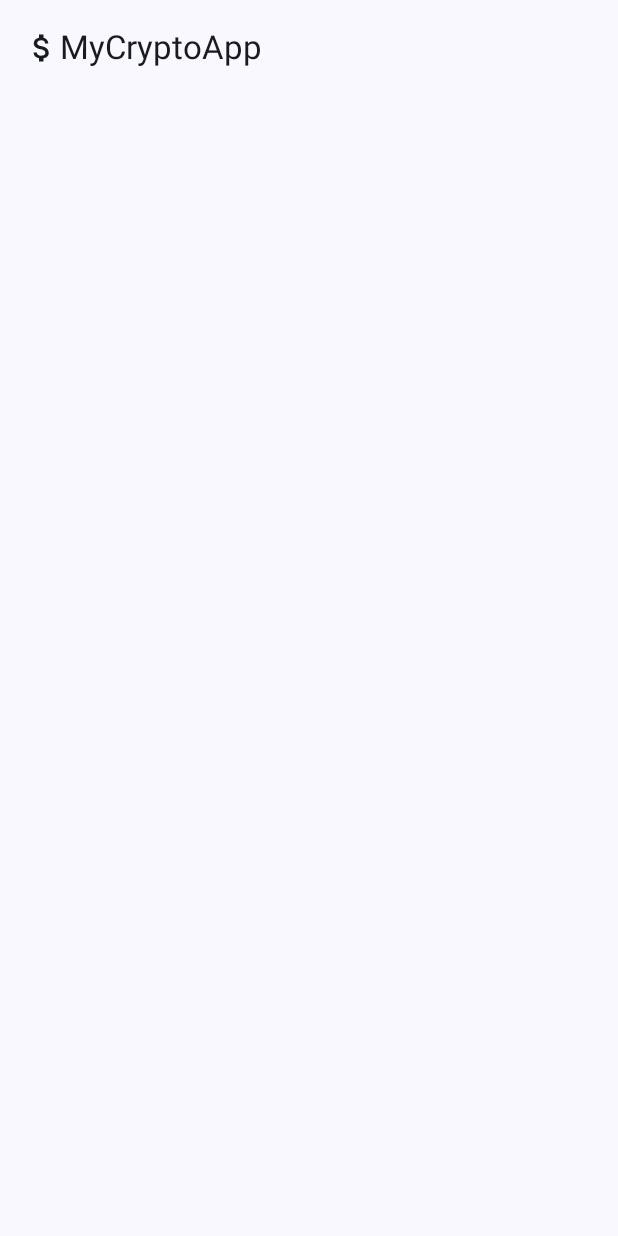
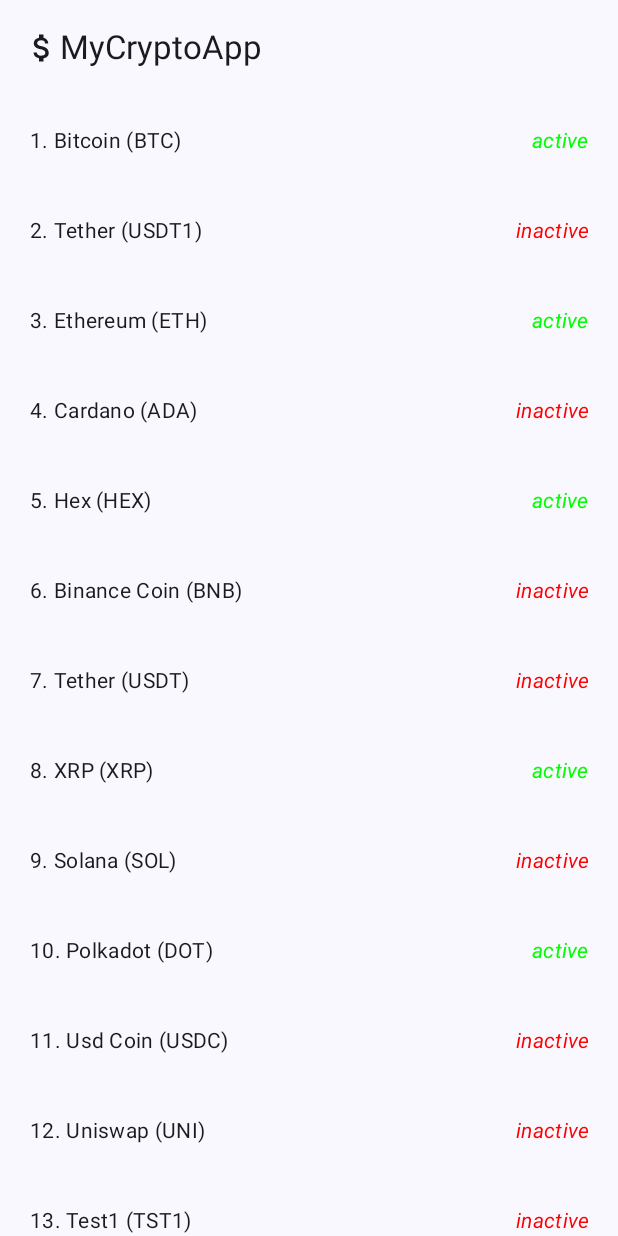
Before and after one commit to Foivos-Stamopoulos/MyCryptoApp, an Android app built with Jetpack Compose: the screen it shows after launch (MainActivity), on a phone screen of 412 x 824 dp. Before the commit the screen is almost empty. Run offline under Robolectric (Android 15) with nearby library versions, the phone set to English and light mode, and no system bars; our stand-ins replace Dagger/Hilt's generated code, Timber.

Commit message:
Complete CoinListScreen UI

```diff
--- a/app/build.gradle.kts
+++ b/app/build.gradle.kts
@@ -86,7 +86,6 @@ dependencies {
     implementation(libs.androidx.lifecycle.viewmodel.compose)
     implementation(libs.androidx.lifecycle.runtime.compose)
     implementation(libs.androidx.hilt.navigation.compose)
-    //implementation(libs.androidx.hilt.lifecycle.viewmodel)
 
 
     testImplementation(libs.junit)
--- a/app/src/main/java/com/foivos/mycryptoapp/MainActivity.kt
+++ b/app/src/main/java/com/foivos/mycryptoapp/MainActivity.kt
@@ -5,14 +5,9 @@ import androidx.activity.ComponentActivity
 import androidx.activity.compose.setContent
 import androidx.activity.enableEdgeToEdge
 import androidx.compose.foundation.layout.fillMaxSize
-import androidx.compose.foundation.layout.padding
 import androidx.compose.material3.MaterialTheme
-import androidx.compose.material3.Scaffold
 import androidx.compose.material3.Surface
-import androidx.compose.material3.Text
-import androidx.compose.runtime.Composable
 import androidx.compose.ui.Modifier
-import androidx.compose.ui.tooling.preview.Preview
 import androidx.navigation.compose.rememberNavController
 import com.foivos.mycryptoapp.presentation.ui.theme.MyCryptoAppTheme
 import dagger.hilt.android.AndroidEntryPoint
@@ -37,19 +32,3 @@ class MainActivity : ComponentActivity() {
         }
     }
 }
-
-@Composable
-fun Greeting(name: String, modifier: Modifier = Modifier) {
-    Text(
-        text = "Hello $name!",
-        modifier = modifier
-    )
-}
-
-@Preview(showBackground = true)
-@Composable
-fun GreetingPreview() {
-    MyCryptoAppTheme {
-        Greeting("Android")
-    }
-}
--- /dev/null
+++ b/app/src/main/java/com/foivos/mycryptoapp/data/di/CoinRepositoryModule.kt
@@ -0,0 +1,32 @@
+package com.foivos.mycryptoapp.data.di
+
+import com.foivos.mycryptoapp.data.remote.CoinPaprikaApi
+import com.foivos.mycryptoapp.data.remote.RetrofitRemoteCoinDataSource
+import com.foivos.mycryptoapp.data.repository.CoinRepositoryImpl
+import com.foivos.mycryptoapp.domain.data_source.LocalCoinDataSource
+import com.foivos.mycryptoapp.domain.data_source.RemoteCoinDataSource
+import com.foivos.mycryptoapp.domain.repository.CoinRepository
+import dagger.Module
+import dagger.Provides
+import dagger.hilt.InstallIn
+import dagger.hilt.components.SingletonComponent
+
+@Module
+@InstallIn(SingletonComponent::class)
+class CoinRepositoryModule {
+
+    @Provides
+    fun provideRemoteCoinDataSource(
+        api: CoinPaprikaApi
+    ): RemoteCoinDataSource {
+        return RetrofitRemoteCoinDataSource(api)
+    }
+
+    @Provides
+    fun provideCoinRepository(
+        remoteCoinDataSource: RemoteCoinDataSource
+    ): CoinRepository {
+        return CoinRepositoryImpl(remoteCoinDataSource)
+    }
+
+}
--- a/app/src/main/java/com/foivos/mycryptoapp/data/remote/RetrofitRemoteCoinDataSource.kt
+++ b/app/src/main/java/com/foivos/mycryptoapp/data/remote/RetrofitRemoteCoinDataSource.kt
@@ -12,13 +12,113 @@ class RetrofitRemoteCoinDataSource @Inject constructor(
 ) : RemoteCoinDataSource {
 
     override suspend fun fetchCoins(): Result<List<Coin>, DataError.Network> {
-        try {
+        /*try {
             val result = api.fetchCoins()
             return Result.Success(result.map { it.toCoin() })
         } catch (exception: Exception) {
 
         }
-        TODO()
+        */
+        return Result.Success(listOf(
+            Coin(
+                id = "bitcoinId",
+                isActive = true,
+                name = "Bitcoin",
+                rank = 1,
+                symbol = "BTC"
+            ),
+            Coin(
+                id = "tether1Id",
+                isActive = false,
+                name = "Tether",
+                rank = 2,
+                symbol = "USDT1"
+            ),
+            Coin(
+                id = "ethereumId",
+                isActive = true,
+                name = "Ethereum",
+                rank = 3,
+                symbol = "ETH"
+            ),
+            Coin(
+                id = "cardanoId",
+                isActive = false,
+                name = "Cardano",
+                rank = 4,
+                symbol = "ADA"
+            ),
+            Coin(
+                id = "hexId",
+                isActive = true,
+                name = "Hex",
+                rank = 5,
+                symbol = "HEX"
+            ),
+            Coin(
+                id = "binanceCoinId",
+                isActive = false,
+                name = "Binance Coin",
+                rank = 6,
+                symbol = "BNB"
+            ),
+            Coin(
+                id = "tetherId",
+                isActive = false,
+                name = "Tether",
+                rank = 7,
+                symbol = "USDT"
+            ),
+            Coin(
+                id = "xrpId",
+                isActive = true,
+                name = "XRP",
+                rank = 8,
+                symbol = "XRP"
+            ),
+            Coin(
+                id = "solanaId",
+                isActive = false,
+                name = "Solana",
+                rank = 9,
+                symbol = "SOL"
+            ),
+            Coin(
+                id = "polcadotId",
+                isActive = true,
+                name = "Polkadot",
+                rank = 10,
+                symbol = "DOT"
+            ),
+            Coin(
+                id = "usdCoinId",
+                isActive = false,
+                name = "Usd Coin",
+                rank = 11,
+                symbol = "USDC"
+            ),
+            Coin(
+                id = "uniswapId",
+                isActive = false,
+                name = "Uniswap",
+                rank = 12,
+                symbol = "UNI"
+            ),
+            Coin(
+                id = "test1Id",
+                isActive = false,
+                name = "Test1",
+                rank = 13,
+                symbol = "TST1"
+            ),
+            Coin(
+                id = "test2Id",
+                isActive = false,
+                name = "Test2",
+                rank = 14,
+                symbol = "TST2"
+            ),
+        ))
     }
 
     override suspend fun fetchCoinById(coinId: String): Result<Coin, DataError.Network> {
--- a/app/src/main/java/com/foivos/mycryptoapp/data/remote/service/CoinService.kt
+++ /dev/null
@@ -1,21 +0,0 @@
-package com.foivos.mycryptoapp.data.remote.service
-
-import com.foivos.mycryptoapp.data.remote.CoinPaprikaApi
-import com.foivos.mycryptoapp.domain.model.Coin
-import com.foivos.mycryptoapp.domain.util.Result
-import kotlinx.coroutines.flow.Flow
-import javax.inject.Inject
-
-class CoinService @Inject constructor(
-    val api: CoinPaprikaApi
-) {
-
-    /*suspend fun fetchCoins(): Flow<Result<List<Coin>, Nothing>> {
-        return try {
-            Result.Success(api.fetchCoins())
-        } catch (exception: Exception) {
-            Result.Error()
-        }
-    }*/
-
-}
--- a/app/src/main/java/com/foivos/mycryptoapp/data/repository/CoinRepositoryImpl.kt
+++ b/app/src/main/java/com/foivos/mycryptoapp/data/repository/CoinRepositoryImpl.kt
@@ -4,16 +4,28 @@ import com.foivos.mycryptoapp.domain.data_source.LocalCoinDataSource
 import com.foivos.mycryptoapp.domain.data_source.RemoteCoinDataSource
 import com.foivos.mycryptoapp.domain.model.Coin
 import com.foivos.mycryptoapp.domain.repository.CoinRepository
+import com.foivos.mycryptoapp.domain.util.Result
+import com.foivos.mycryptoapp.domain.util.asEmptyDataResult
 import kotlinx.coroutines.flow.Flow
+import kotlinx.coroutines.flow.emptyFlow
+import kotlinx.coroutines.flow.flow
 import javax.inject.Inject
 
 class CoinRepositoryImpl @Inject constructor(
-    private val localCoinDataSource: LocalCoinDataSource,
     private val remoteCoinDataSource: RemoteCoinDataSource
 ): CoinRepository {
 
-    override suspend fun getCoins(): Flow<List<Coin>> {
-        TODO("Not yet implemented")
+    override fun getCoins(): Flow<List<Coin>> {
+        return flow {
+            when (val result = remoteCoinDataSource.fetchCoins()) {
+                is Result.Error -> {
+                    emit(emptyList())
+                }
+                is Result.Success -> {
+                    emit(result.data)
+                }
+            }
+        }
     }
 
 }
--- a/app/src/main/java/com/foivos/mycryptoapp/domain/repository/CoinRepository.kt
+++ b/app/src/main/java/com/foivos/mycryptoapp/domain/repository/CoinRepository.kt
@@ -6,7 +6,7 @@ import kotlinx.coroutines.flow.Flow
 
 interface CoinRepository {
 
-    suspend fun getCoins(): Flow<List<Coin>>
+    fun getCoins(): Flow<List<Coin>>
 
     //suspend fun getCoinDetail(): Result<Coin, DataError.Local>
 
--- a/app/src/main/java/com/foivos/mycryptoapp/domain/util/preview_data/CoinsProvider.kt
+++ b/app/src/main/java/com/foivos/mycryptoapp/domain/util/preview_data/CoinsProvider.kt
@@ -84,6 +84,13 @@ class CoinsProvider : PreviewParameterProvider<List<Coin>> {
                     name = "Usd Coin",
                     rank = 11,
                     symbol = "USDC"
+                ),
+                Coin(
+                    id = "uniswapId",
+                    isActive = false,
+                    name = "Uniswap",
+                    rank = 12,
+                    symbol = "UNI"
                 )
             )
         )
--- a/app/src/main/java/com/foivos/mycryptoapp/presentation/coin_list/CoinListScreen.kt
+++ b/app/src/main/java/com/foivos/mycryptoapp/presentation/coin_list/CoinListScreen.kt
@@ -5,6 +5,7 @@ import androidx.compose.foundation.background
 import androidx.compose.foundation.layout.Box
 import androidx.compose.foundation.layout.fillMaxSize
 import androidx.compose.foundation.layout.padding
+import androidx.compose.foundation.layout.size
 import androidx.compose.foundation.lazy.LazyColumn
 import androidx.compose.foundation.lazy.items
 import androidx.compose.material.icons.Icons
@@ -14,12 +15,16 @@ import androidx.compose.material3.ExperimentalMaterial3Api
 import androidx.compose.material3.Icon
 import androidx.compose.material3.MaterialTheme
 import androidx.compose.material3.Scaffold
+import androidx.compose.material3.TopAppBarDefaults
+import androidx.compose.material3.rememberTopAppBarState
 import androidx.compose.runtime.Composable
 import androidx.compose.ui.Alignment
 import androidx.compose.ui.Modifier
+import androidx.compose.ui.input.nestedscroll.nestedScroll
 import androidx.compose.ui.res.stringResource
 import androidx.compose.ui.tooling.preview.Preview
 import androidx.compose.ui.tooling.preview.PreviewParameter
+import androidx.compose.ui.unit.dp
 import androidx.hilt.navigation.compose.hiltViewModel
 import com.foivos.mycryptoapp.R
 import com.foivos.mycryptoapp.domain.model.Coin
@@ -62,8 +67,13 @@ fun CoinListScreen(
     state: CoinListState,
     onAction: (CoinListAction) -> Unit
 ) {
+    val topAppBarState = rememberTopAppBarState()
+    val scrollBehavior = TopAppBarDefaults.enterAlwaysScrollBehavior(
+        state = topAppBarState
+    )
+
     Scaffold(
-        modifier = Modifier.fillMaxSize(),
+        modifier = Modifier,
         topBar = {
             MyCryptoToolbar(
                 showBackButton = false,
@@ -71,7 +81,8 @@ fun CoinListScreen(
                 startContent = { Icon(
                     Icons.Default.AttachMoney,
                     stringResource(id = R.string.content_description_money)
-                ) }
+                ) },
+                scrollBehavior = scrollBehavior
             )
         }
     ) {
@@ -83,10 +94,13 @@ fun CoinListScreen(
                 .background(MaterialTheme.colorScheme.background)) {
 
             LazyColumn(
-                modifier = Modifier.fillMaxSize()
+                modifier = Modifier
+                    .fillMaxSize()
+                    .nestedScroll(scrollBehavior.nestedScrollConnection)
             ) {
                 items(
-                    items = state.coins
+                    items = state.coins,
+                    key = { it.id }
                 ) { coin ->
                     CoinListItem(
                         coin = coin,
@@ -99,7 +113,10 @@ fun CoinListScreen(
 
             if (state.isLoading) {
                 CircularProgressIndicator(
-                    modifier = Modifier.align(Alignment.Center)
+                    modifier = Modifier
+                        .align(Alignment.Center)
+                        .size(24.dp),
+                    strokeWidth = 2.dp
                 )
             }
         }
--- a/app/src/main/java/com/foivos/mycryptoapp/presentation/coin_list/CoinListViewModel.kt
+++ b/app/src/main/java/com/foivos/mycryptoapp/presentation/coin_list/CoinListViewModel.kt
@@ -4,14 +4,21 @@ import androidx.compose.runtime.getValue
 import androidx.compose.runtime.mutableStateOf
 import androidx.compose.runtime.setValue
 import androidx.lifecycle.ViewModel
+import androidx.lifecycle.viewModelScope
+import com.foivos.mycryptoapp.domain.repository.CoinRepository
 import dagger.hilt.android.lifecycle.HiltViewModel
 import kotlinx.coroutines.channels.Channel
+import kotlinx.coroutines.delay
+import kotlinx.coroutines.flow.launchIn
+import kotlinx.coroutines.flow.onEach
+import kotlinx.coroutines.flow.onStart
 import kotlinx.coroutines.flow.receiveAsFlow
+import kotlinx.coroutines.launch
 import javax.inject.Inject
 
 @HiltViewModel
 class CoinListViewModel @Inject constructor(
-
+    private val coinRepository: CoinRepository
 ) : ViewModel() {
 
     var state by mutableStateOf(CoinListState())
@@ -21,4 +28,13 @@ class CoinListViewModel @Inject constructor(
     val events = eventChannel.receiveAsFlow()
 
 
+    init {
+        coinRepository.getCoins().onStart {
+            state = state.copy(isLoading = true)
+        }.onEach { coins ->
+            delay(3000)
+            state = state.copy(coins = coins, isLoading = false)
+        }.launchIn(viewModelScope)
+    }
+
 }
--- a/app/src/main/java/com/foivos/mycryptoapp/presentation/components/MyCryptoToolbar.kt
+++ b/app/src/main/java/com/foivos/mycryptoapp/presentation/components/MyCryptoToolbar.kt
@@ -30,8 +30,6 @@ fun MyCryptoToolbar(
     showBackButton: Boolean,
     title: String,
     modifier: Modifier = Modifier,
-    //menuItems: List<DropDownItem> = emptyList(),
-    onMenuItemClick: (Int) -> Unit = {},
     onBackClick: () -> Unit = {},
     scrollBehavior: TopAppBarScrollBehavior = TopAppBarDefaults.enterAlwaysScrollBehavior(),
     startContent: (@Composable () -> Unit)? = null
@@ -54,7 +52,8 @@ fun MyCryptoToolbar(
                     )
                 }
             }
-        }
+        },
+        scrollBehavior = scrollBehavior
     )
 }
 
--- a/gradle/libs.versions.toml
+++ b/gradle/libs.versions.toml
@@ -40,7 +40,6 @@ squareup-retrofit2-converter-gson = { group= "com.squareup.retrofit2", name = "c
 dagger-hilt-android = { group = "com.google.dagger", name = "hilt-android", version.ref = "hilt" }
 dagger-hilt-android-compiler = { group = "com.google.dagger", name = "hilt-android-compiler", version.ref = "hilt" }
 androidx-hilt-navigation-compose = { group = "androidx.hilt", name = "hilt-navigation-compose" , version.ref = "androidx-hilt" }
-androidx-hilt-lifecycle-viewmodel = { group = "androidx.hilt", name = "hilt-lifecycle-viewmodel" , version.ref = "androidx-hilt" }
 
 timber = { module = "com.jakewharton.timber:timber", version.ref = "timber" }
 okHttp3-logging-interceptor = { group = "com.squareup.okhttp3", name = "logging-interceptor", version.ref = "okHttp3LoggingInterceptor" }
```
